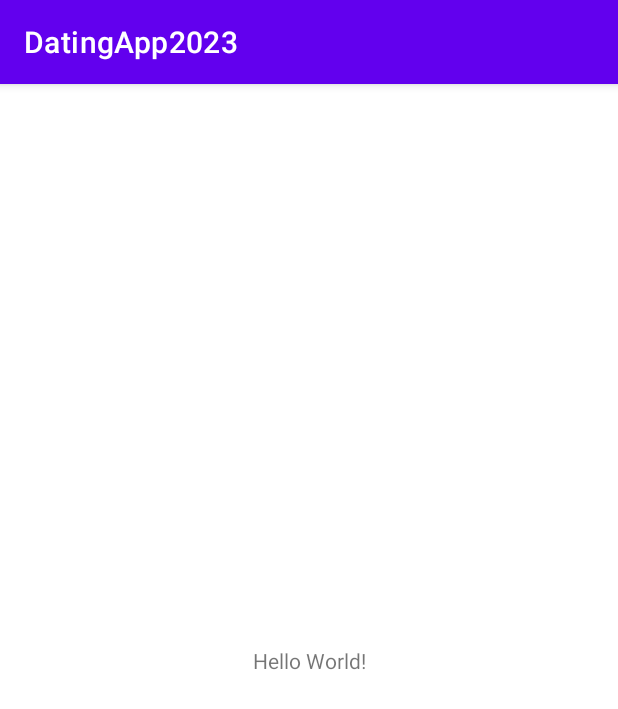
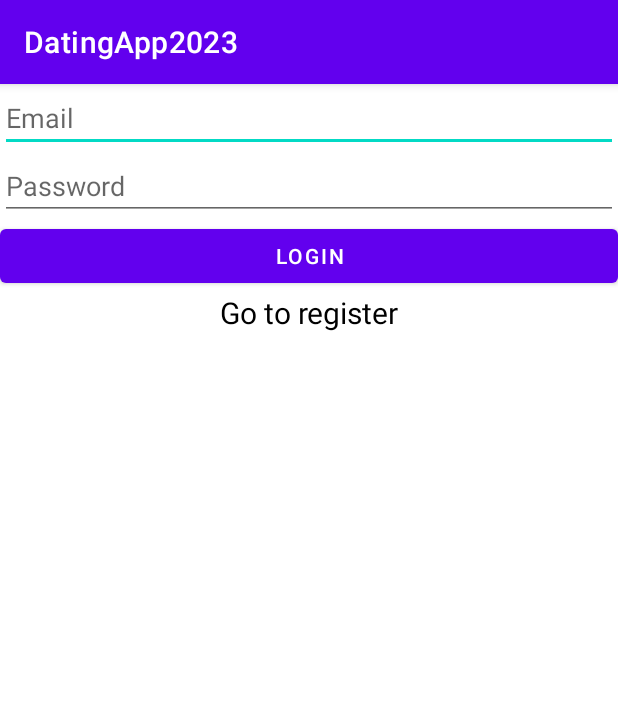
Before and after one commit to dogusipeksac/Dating-App-2023, an Android app: the screen it shows after launch (MainActivity before the commit, LoginActivity after it), on a phone screen of 412 x 824 dp. Shown: the top 709 px of the screen. Run offline under Robolectric (Android 15) with nearby library versions, the phone set to English and light mode, and no system bars; our stand-ins replace Firebase (no records; nobody signed in at launch, a user with empty details on screens opened directly).

Commit message:
mvvm tasarımına başlandı

```diff
--- a/app/build.gradle
+++ b/app/build.gradle
@@ -1,5 +1,6 @@
 plugins {
     id 'com.android.application'
+    id 'com.google.gms.google-services'
 }
 
 android {
@@ -31,10 +32,11 @@ android {
 }
 
 dependencies {
-
     implementation 'androidx.appcompat:appcompat:1.5.1'
     implementation 'com.google.android.material:material:1.7.0'
     implementation 'androidx.constraintlayout:constraintlayout:2.1.4'
+    implementation 'com.google.firebase:firebase-auth:21.1.0'
+    implementation 'com.google.firebase:firebase-firestore:24.4.1'
     testImplementation 'junit:junit:4.13.2'
     androidTestImplementation 'androidx.test.ext:junit:1.1.4'
     androidTestImplementation 'androidx.test.espresso:espresso-core:3.5.0'
--- /dev/null
+++ b/app/src/main/java/com/kube/datingapp2023/authentication/view/LoginActivity.java
@@ -0,0 +1,53 @@
+package com.kube.datingapp2023.authentication.view;
+
+import android.content.Intent;
+import android.os.Bundle;
+import android.view.View;
+import android.widget.Toast;
+
+import androidx.lifecycle.ViewModelProvider;
+
+import com.kube.datingapp2023.BaseActivity;
+import com.kube.datingapp2023.authentication.viewmodel.LoginViewModel;
+import com.kube.datingapp2023.authentication.viewmodel.RegisterViewModel;
+import com.kube.datingapp2023.databinding.ActivityLoginBinding;
+
+public class LoginActivity extends BaseActivity {
+    ActivityLoginBinding binding;
+    private LoginViewModel loginViewModel;
+    @Override
+    protected void onCreate(Bundle savedInstanceState) {
+        super.onCreate(savedInstanceState);
+        binding = ActivityLoginBinding.inflate(getLayoutInflater());
+        View view = binding.getRoot();
+        setContentView(view);
+
+        init();
+        initObservable();
+        initButtons();
+
+    }
+    public void  init(){
+        loginViewModel = new ViewModelProvider(this).get(LoginViewModel.class);
+    }
+    public void  initObservable(){
+        loginViewModel.getUserMutableLiveData().observe(this, firebaseUser -> {
+            if (firebaseUser != null) {
+                Toast.makeText(getApplicationContext(), "Login success", Toast.LENGTH_SHORT).show();
+            }
+        });
+    }
+    public void initButtons() {
+        //buralar düzelticek base acitivty içinde yazılacak sayfa geçişleri
+        binding.registerTv.setOnClickListener(view -> {
+           startActivity(new Intent(this,RegisterActivity.class));
+        });
+        binding.loginButton.setOnClickListener(new View.OnClickListener() {
+            @Override
+            public void onClick(View view) {
+                loginViewModel.login(binding.emailEt.getText().toString(), binding.passwordEt.getText().toString());
+            }
+        });
+    }
+
+}
--- /dev/null
+++ b/app/src/main/java/com/kube/datingapp2023/authentication/viewmodel/LoginViewModel.java
@@ -0,0 +1,28 @@
+package com.kube.datingapp2023.authentication.viewmodel;
+
+import android.app.Application;
+
+import androidx.annotation.NonNull;
+import androidx.lifecycle.AndroidViewModel;
+import androidx.lifecycle.MutableLiveData;
+
+import com.google.firebase.auth.FirebaseUser;
+import com.kube.datingapp2023.authentication.model.AppRepository;
+
+public class LoginViewModel extends AndroidViewModel {
+    private AppRepository appRepository;
+    private MutableLiveData<FirebaseUser> userMutableLiveData;
+
+    public LoginViewModel(@NonNull Application application) {
+        super(application);
+        appRepository=new AppRepository(application);
+        userMutableLiveData=appRepository.getUserMutableLiveData();
+    }
+    public void login(String email,String password){
+        appRepository.login(email,password);
+    }
+
+    public MutableLiveData<FirebaseUser> getUserMutableLiveData() {
+        return userMutableLiveData;
+    }
+}
--- a/app/src/main/java/com/kube/datingapp2023/login/model/User.java
+++ /dev/null
@@ -1,4 +0,0 @@
-package com.kube.datingapp2023.login.model;
-
-public class User {
-}
--- a/app/src/main/res/layout/activity_login.xml
+++ b/app/src/main/res/layout/activity_login.xml
@@ -1,9 +1,35 @@
 <?xml version="1.0" encoding="utf-8"?>
-<androidx.constraintlayout.widget.ConstraintLayout xmlns:android="http://schemas.android.com/apk/res/android"
+<LinearLayout xmlns:android="http://schemas.android.com/apk/res/android"
     xmlns:app="http://schemas.android.com/apk/res-auto"
     xmlns:tools="http://schemas.android.com/tools"
     android:layout_width="match_parent"
     android:layout_height="match_parent"
-    tools:context=".login.view.LoginActivity">
+    android:orientation="vertical"
+    tools:context=".authentication.view.LoginActivity">
 
-</androidx.constraintlayout.widget.ConstraintLayout>
+
+    <EditText
+        android:hint="@string/email_string"
+        android:id="@+id/email_et"
+        android:layout_width="match_parent"
+        android:layout_height="wrap_content"/>
+    <EditText
+        android:hint="@string/password_string"
+        android:id="@+id/password_et"
+        android:layout_width="match_parent"
+        android:layout_height="wrap_content"/>
+    <Button
+        android:id="@+id/login_button"
+        android:text="@string/login_string"
+        android:layout_width="match_parent"
+        android:layout_height="wrap_content"/>
+    <TextView
+        android:gravity="center"
+        android:textSize="20sp"
+        android:textColor="@color/black"
+        android:id="@+id/register_tv"
+        android:text="@string/go_to_register_string"
+        android:layout_width="match_parent"
+        android:layout_height="wrap_content"/>
+
+</LinearLayout>
--- a/app/src/main/res/layout/activity_main.xml
+++ b/app/src/main/res/layout/activity_main.xml
@@ -1,18 +1,16 @@
 <?xml version="1.0" encoding="utf-8"?>
-<androidx.constraintlayout.widget.ConstraintLayout xmlns:android="http://schemas.android.com/apk/res/android"
+<RelativeLayout xmlns:android="http://schemas.android.com/apk/res/android"
     xmlns:app="http://schemas.android.com/apk/res-auto"
     xmlns:tools="http://schemas.android.com/tools"
     android:layout_width="match_parent"
     android:layout_height="match_parent"
     tools:context=".MainActivity">
 
-    <TextView
-        android:layout_width="wrap_content"
+    <Button
+        android:id="@+id/sign_out_button"
+        android:text="@string/sign_out_string"
+        android:layout_width="match_parent"
         android:layout_height="wrap_content"
-        android:text="Hello World!"
-        app:layout_constraintBottom_toBottomOf="parent"
-        app:layout_constraintEnd_toEndOf="parent"
-        app:layout_constraintStart_toStartOf="parent"
-        app:layout_constraintTop_toTopOf="parent" />
+        android:layout_alignParentBottom="true"/>
 
-</androidx.constraintlayout.widget.ConstraintLayout>
+</RelativeLayout>
--- a/app/src/main/res/values/strings.xml
+++ b/app/src/main/res/values/strings.xml
@@ -1,3 +1,12 @@
 <resources>
     <string name="app_name">DatingApp2023</string>
+    <string name="error_string">Error</string>
+    <string name="email_string">Email</string>
+    <string name="password_string">Password</string>
+    <string name="login_string">Login</string>
+    <string name="register_string">Register</string>
+    <string name="go_to_register_string">Go to register</string>
+    <string name="go_to_login_string">Go to login</string>
+    <string name="sign_out_string">Sign Out</string>
+
 </resources>
--- a/build.gradle
+++ b/build.gradle
@@ -1,4 +1,8 @@
-// Top-level build file where you can add configuration options common to all sub-projects/modules.
+buildscript {
+    dependencies {
+        classpath 'com.google.gms:google-services:4.3.14'
+    }
+}// Top-level build file where you can add configuration options common to all sub-projects/modules.
 plugins {
     id 'com.android.application' version '7.2.2' apply false
     id 'com.android.library' version '7.2.2' apply false
```
Also changed, not shown: app/src/main/AndroidManifest.xml (+8 -6 lines), app/src/main/java/com/kube/datingapp2023/authentication/model/AppRepository.java (added, +55 -0 lines), app/src/main/java/com/kube/datingapp2023/authentication/view/RegisterActivity.java (added, +48 -0 lines), app/src/main/java/com/kube/datingapp2023/authentication/viewmodel/RegisterViewModel.java (added, +28 -0 lines), app/src/main/java/com/kube/datingapp2023/login/view/LoginActivity.java (deleted, +0 -21 lines), app/src/main/java/com/kube/datingapp2023/login/view/RegisterActivity.java (deleted, +0 -21 lines), app/src/main/res/layout/activity_register.xml (+27 -4 lines), 1 other file.
